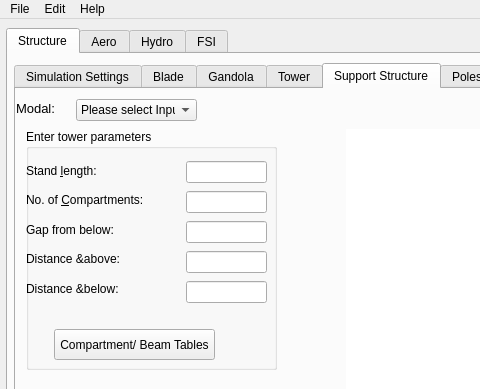
Before: the Qt Designer form form.ui in Jamal-dev/DeSIO_GUI, drawn with Qt 5; both pictures show x 0 to 480 and y 0 to 389 of the 776 by 589 pixel window.
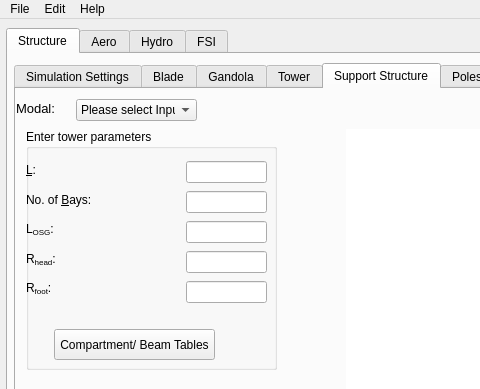
After: the same form once the commit is applied. The open tabs and pages were chosen to show the change. Icons and pictures are not drawn. Custom widgets are drawn as their Qt base class.

Commit message: Names are changed from number of compartments to number of bays

```diff
--- a/form.ui
+++ b/form.ui
@@ -522,7 +522,7 @@
            </property>
            <layout class="QVBoxLayout" name="verticalLayout_7">
             <item>
-             <widget class="QLabel" name="lblStructureJ3_StandLength_2">
+             <widget class="QLabel" name="lblStructureJ3_StandLength">
               <property name="enabled">
                <bool>true</bool>
               </property>
@@ -533,7 +533,10 @@
                </size>
               </property>
               <property name="text">
-               <string>Stand &amp;length:</string>
+               <string>&lt;html&gt;&lt;head/&gt;&lt;body&gt;&lt;p&gt;&amp;amp;L:&lt;/p&gt;&lt;/body&gt;&lt;/html&gt;</string>
+              </property>
+              <property name="scaledContents">
+               <bool>true</bool>
               </property>
               <property name="buddy">
                <cstring>lineStructureTower_StandLength</cstring>
@@ -719,7 +722,7 @@
            </property>
            <layout class="QVBoxLayout" name="verticalLayout_5">
             <item>
-             <widget class="QLabel" name="lblStructureJ3_StandLength">
+             <widget class="QLabel" name="lblStructureJ4_StandLength">
               <property name="enabled">
                <bool>true</bool>
               </property>
@@ -730,7 +733,7 @@
                </size>
               </property>
               <property name="text">
-               <string>Stand &amp;length:</string>
+               <string>&lt;html&gt;&lt;head/&gt;&lt;body&gt;&lt;p&gt;&amp;amp;L:&lt;/p&gt;&lt;/body&gt;&lt;/html&gt;</string>
               </property>
               <property name="buddy">
                <cstring>lineStructureTower_StandLength</cstring>
@@ -740,7 +743,7 @@
             <item>
              <widget class="QLabel" name="lblStructureJ3_noOfCompartments">
               <property name="text">
-               <string>No. of &amp;Compartments:</string>
+               <string>&lt;html&gt;&lt;head/&gt;&lt;body&gt;&lt;p&gt;No. of &amp;amp;Bays:&lt;/p&gt;&lt;/body&gt;&lt;/html&gt;</string>
               </property>
               <property name="buddy">
                <cstring>lineStructureTower_NoOfSegments</cstring>
@@ -753,7 +756,7 @@
                <bool>true</bool>
               </property>
               <property name="text">
-               <string>Gap from below:</string>
+               <string>&lt;html&gt;&lt;head/&gt;&lt;body&gt;&lt;p&gt;L&lt;span style=&quot; vertical-align:sub;&quot;&gt;OSG&lt;/span&gt;:&lt;/p&gt;&lt;/body&gt;&lt;/html&gt;</string>
               </property>
               <property name="buddy">
                <cstring>lineStructureTower_NoOfElements</cstring>
@@ -763,14 +766,14 @@
             <item>
              <widget class="QLabel" name="lblStructureJ3_DistanceAbove">
               <property name="text">
-               <string>Distance &amp;above:</string>
+               <string>&lt;html&gt;&lt;head/&gt;&lt;body&gt;&lt;p&gt;R&lt;span style=&quot; vertical-align:sub;&quot;&gt;head&lt;/span&gt;:&lt;/p&gt;&lt;/body&gt;&lt;/html&gt;</string>
               </property>
              </widget>
             </item>
             <item>
              <widget class="QLabel" name="lblStructureJ3_DistanceBelove">
               <property name="text">
-               <string>Distance &amp;below:</string>
+               <string>&lt;html&gt;&lt;head/&gt;&lt;body&gt;&lt;p&gt;R&lt;span style=&quot; vertical-align:sub;&quot;&gt;foot&lt;/span&gt;:&lt;/p&gt;&lt;/body&gt;&lt;/html&gt;</string>
               </property>
              </widget>
             </item>
```
Left out of the diff: 209 changed lines with no effect on the pictures. The commit also changes 16 other files.
